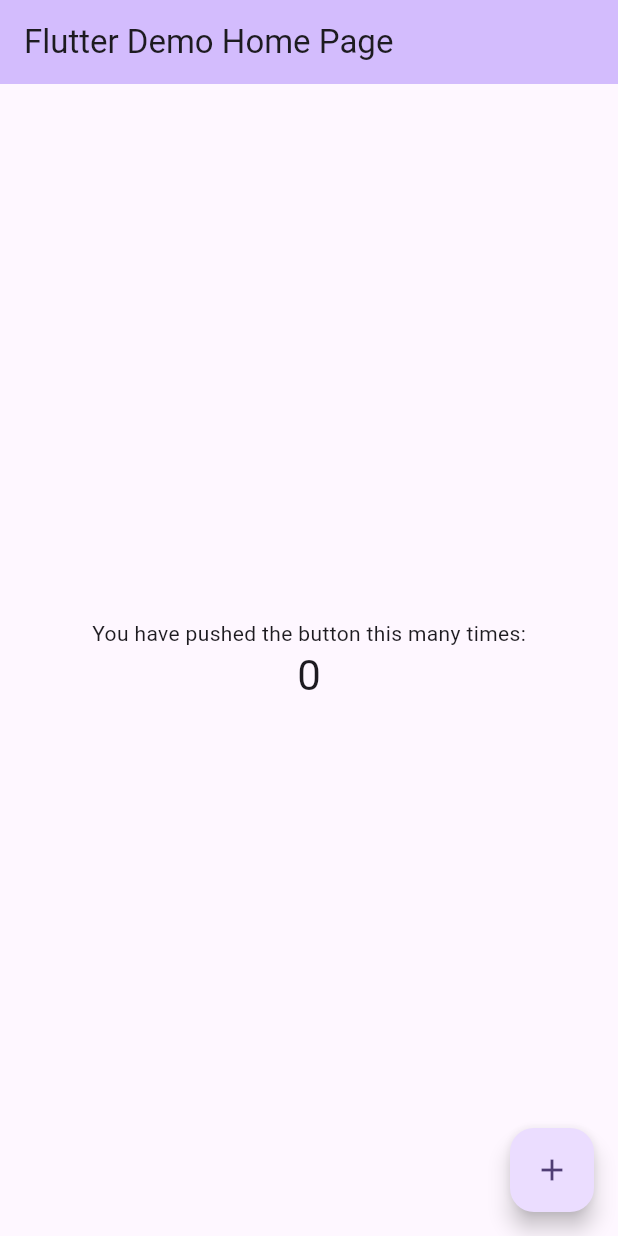
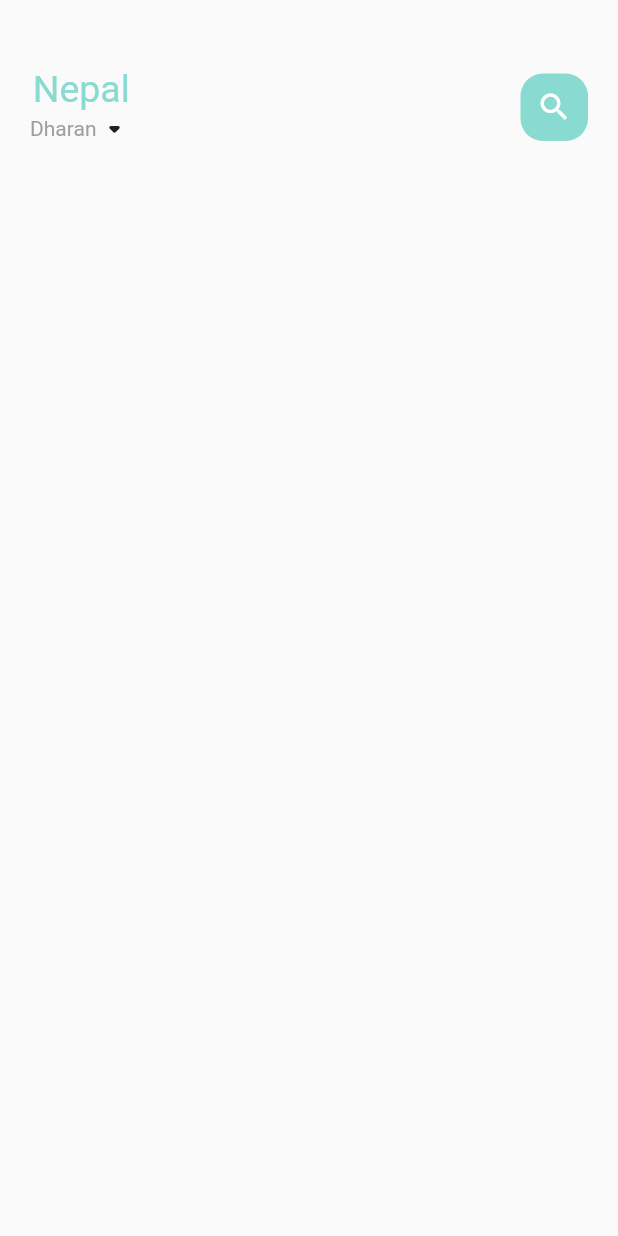
Before and after one commit to subin1rai/E-commerce, a Flutter app: the screen it shows after launch, on a phone screen of 412 x 824 dp. Run offline on Flutter 3.47's test engine with Material 2 defaults, Android fonts, the phone set to English and light mode, and no system bars.

Commit message:
Main Page_AppBar

```diff
--- /dev/null
+++ b/lib/Home/main_food_page.dart
@@ -0,0 +1,66 @@
+import 'package:e_commerce/util/color.dart';
+import 'package:e_commerce/widgets/big_text.dart';
+import 'package:e_commerce/widgets/small_text.dart';
+import 'package:flutter/material.dart';
+
+class MainFoodPage extends StatefulWidget {
+  const MainFoodPage({super.key});
+
+  @override
+  State<MainFoodPage> createState() => _MainFoodPageState();
+}
+
+class _MainFoodPageState extends State<MainFoodPage> {
+  @override
+  Widget build(BuildContext context) {
+    return Scaffold(
+        body: Column(
+      children: [
+        //app Bar
+        Container(
+          child: Container(
+            margin: EdgeInsets.only(top: 45, bottom: 15),
+            padding: EdgeInsets.symmetric(horizontal: 20),
+            child: Row(
+              mainAxisAlignment: MainAxisAlignment.spaceBetween,
+              children: [
+                //Top Text
+                Column(
+                  children: [
+                    BigText(
+                      text: 'Nepal',
+                      color: FoodColor.mainColor,
+                      size: 25,
+                    ),
+                    Row(
+                      children: [
+                        SmallText(
+                          text: 'Dharan',
+                          size: 14,
+                        ),
+                        Icon(Icons.arrow_drop_down_rounded)
+                      ],
+                    )
+                  ],
+                ),
+                Center(
+                  child: Container(
+                    width: 45,
+                    height: 45,
+                    decoration: BoxDecoration(
+                        borderRadius: BorderRadius.circular(15),
+                        color: FoodColor.mainColor),
+                    child: Icon(
+                      Icons.search,
+                      color: Colors.white,
+                    ),
+                  ),
+                )
+              ],
+            ),
+          ),
+        ),
+      ],
+    ));
+  }
+}
--- a/lib/main.dart
+++ b/lib/main.dart
@@ -1,125 +1,18 @@
+import 'package:e_commerce/Home/main_food_page.dart';
 import 'package:flutter/material.dart';
 
 void main() {
   runApp(const MyApp());
 }
-
 class MyApp extends StatelessWidget {
   const MyApp({super.key});
 
-  // This widget is the root of your application.
   @override
   Widget build(BuildContext context) {
     return MaterialApp(
-      title: 'Flutter Demo',
-      theme: ThemeData(
-        // This is the theme of your application.
-        //
-        // TRY THIS: Try running your application with "flutter run". You'll see
-        // the application has a blue toolbar. Then, without quitting the app,
-        // try changing the seedColor in the colorScheme below to Colors.green
-        // and then invoke "hot reload" (save your changes or press the "hot
-        // reload" button in a Flutter-supported IDE, or press "r" if you used
-        // the command line to start the app).
-        //
-        // Notice that the counter didn't reset back to zero; the application
-        // state is not lost during the reload. To reset the state, use hot
-        // restart instead.
-        //
-        // This works for code too, not just values: Most code changes can be
-        // tested with just a hot reload.
-        colorScheme: ColorScheme.fromSeed(seedColor: Colors.deepPurple),
-        useMaterial3: true,
-      ),
-      home: const MyHomePage(title: 'Flutter Demo Home Page'),
+      title: "Food Delivery",
+      debugShowCheckedModeBanner: false,
+      home: MainFoodPage(),
     );
   }
 }
-
-class MyHomePage extends StatefulWidget {
-  const MyHomePage({super.key, required this.title});
-
-  // This widget is the home page of your application. It is stateful, meaning
-  // that it has a State object (defined below) that contains fields that affect
-  // how it looks.
-
-  // This class is the configuration for the state. It holds the values (in this
-  // case the title) provided by the parent (in this case the App widget) and
-  // used by the build method of the State. Fields in a Widget subclass are
-  // always marked "final".
-
-  final String title;
-
-  @override
-  State<MyHomePage> createState() => _MyHomePageState();
-}
-
-class _MyHomePageState extends State<MyHomePage> {
-  int _counter = 0;
-
-  void _incrementCounter() {
-    setState(() {
-      // This call to setState tells the Flutter framework that something has
-      // changed in this State, which causes it to rerun the build method below
-      // so that the display can reflect the updated values. If we changed
-      // _counter without calling setState(), then the build method would not be
-      // called again, and so nothing would appear to happen.
-      _counter++;
-    });
-  }
-
-  @override
-  Widget build(BuildContext context) {
-    // This method is rerun every time setState is called, for instance as done
-    // by the _incrementCounter method above.
-    //
-    // The Flutter framework has been optimized to make rerunning build methods
-    // fast, so that you can just rebuild anything that needs updating rather
-    // than having to individually change instances of widgets.
-    return Scaffold(
-      appBar: AppBar(
-        // TRY THIS: Try changing the color here to a specific color (to
-        // Colors.amber, perhaps?) and trigger a hot reload to see the AppBar
-        // change color while the other colors stay the same.
-        backgroundColor: Theme.of(context).colorScheme.inversePrimary,
-        // Here we take the value from the MyHomePage object that was created by
-        // the App.build method, and use it to set our appbar title.
-        title: Text(widget.title),
-      ),
-      body: Center(
-        // Center is a layout widget. It takes a single child and positions it
-        // in the middle of the parent.
-        child: Column(
-          // Column is also a layout widget. It takes a list of children and
-          // arranges them vertically. By default, it sizes itself to fit its
-          // children horizontally, and tries to be as tall as its parent.
-          //
-          // Column has various properties to control how it sizes itself and
-          // how it positions its children. Here we use mainAxisAlignment to
-          // center the children vertically; the main axis here is the vertical
-          // axis because Columns are vertical (the cross axis would be
-          // horizontal).
-          //
-          // TRY THIS: Invoke "debug painting" (choose the "Toggle Debug Paint"
-          // action in the IDE, or press "p" in the console), to see the
-          // wireframe for each widget.
-          mainAxisAlignment: MainAxisAlignment.center,
-          children: <Widget>[
-            const Text(
-              'You have pushed the button this many times:',
-            ),
-            Text(
-              '$_counter',
-              style: Theme.of(context).textTheme.headlineMedium,
-            ),
-          ],
-        ),
-      ),
-      floatingActionButton: FloatingActionButton(
-        onPressed: _incrementCounter,
-        tooltip: 'Increment',
-        child: const Icon(Icons.add),
-      ), // This trailing comma makes auto-formatting nicer for build methods.
-    );
-  }
-}
--- /dev/null
+++ b/lib/util/color.dart
@@ -0,0 +1,14 @@
+import 'dart:ui';
+
+class FoodColor{
+  static Color textColor = Color(0xffccc7c5);
+  static const Color mainColor  = Color(0xFF89dad0);
+  static Color iconColor1=Color(0xFFffd28d);
+  static Color iconColor2=Color(0XFFfcab88);
+  static Color paraColor = Color(0xFF8f837f);
+  static Color buttonBackgroundColor = Color(0xFFf7f6f4);
+  static Color signColor = Color(0xFFa9a29f);
+  static Color titleColor = Color(0xFF5cc524f);
+  static Color mainBlackColor = Color(0xFF332d2);
+  static Color yellowColor = Color(0xFFffd379);
+}
--- /dev/null
+++ b/lib/widgets/big_text.dart
@@ -0,0 +1,28 @@
+import 'package:flutter/material.dart';
+
+//creating method of text to use again and again
+
+class BigText extends StatelessWidget {
+Color? color;
+  final String text;
+  double size;
+  TextOverflow overFlow;
+
+  BigText({
+    super.key,
+    required this.text,
+    this.color = const Color(0xFF332d2),
+    this.overFlow = TextOverflow.ellipsis,
+    this.size = 20,
+  });
+
+  @override
+  Widget build(BuildContext context) {
+    return Text(
+      text,
+      style: TextStyle(fontSize: size, color: color,fontWeight: FontWeight.w400),
+      overflow: overFlow,
+      maxLines: 1,
+    );
+  }
+}
--- /dev/null
+++ b/lib/widgets/small_text.dart
@@ -0,0 +1,24 @@
+import 'package:flutter/material.dart';
+
+class SmallText extends StatelessWidget {
+  Color? col;
+  final String text;
+  double size;
+  double height;
+
+  SmallText({
+    super.key,
+    required this.text,
+    this.height = 1.2,
+    this.col = const Color(0xFF332d2),
+    this.size = 12,
+  });
+  @override
+  Widget build(BuildContext context) {
+    return Text(
+      text,
+      style: TextStyle(fontSize: size, color: Colors.grey[500],height: height),
+
+    );
+  }
+}
```
Also changed, not shown: assets/boul.webp (added), assets/burger.jpg (added), assets/egg.jpg (added), assets/smile.jpeg (added).
